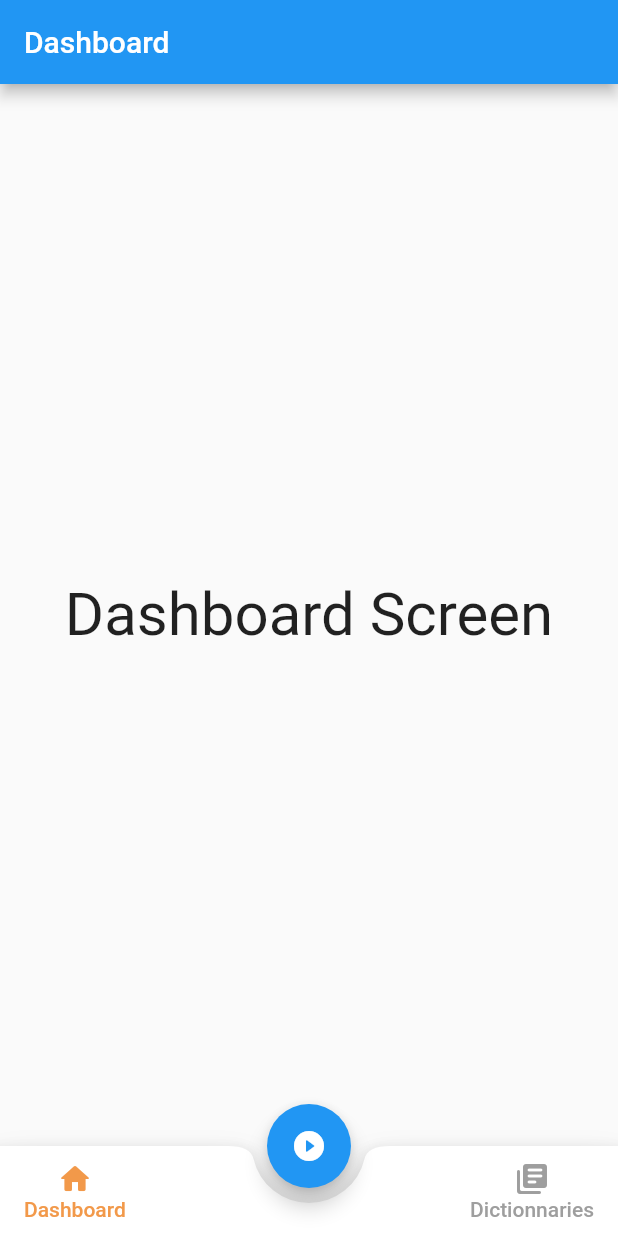
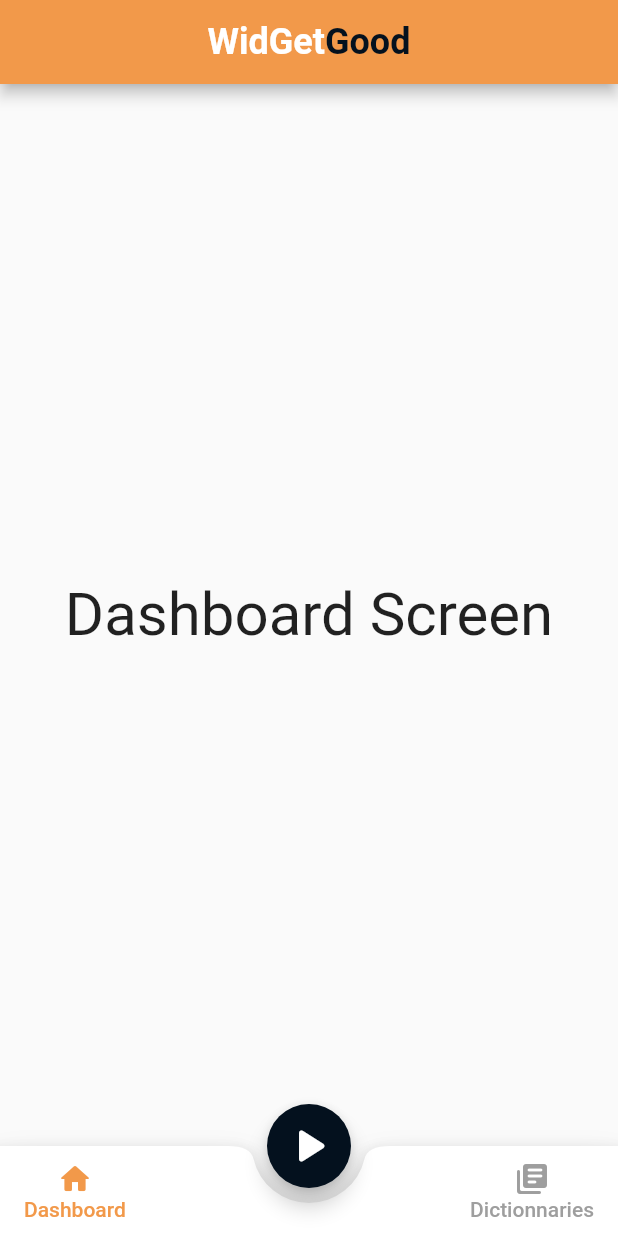
Before and after one commit to LargeWaffle/WidGetGood, a Flutter app: the screen it shows after launch, on a phone screen of 412 x 824 dp. Run offline on Flutter 3.47's test engine with Material 2 defaults, Android fonts, the phone set to English and light mode, and no system bars.

Commit message:
merged custom title from experiment branch and updated RGB colors according to Figma prototype

```diff
--- a/app/lib/home.dart
+++ b/app/lib/home.dart
@@ -23,16 +23,48 @@ class _HomeState extends State<Home> {
   @override
   Widget build(BuildContext context) {
     return Scaffold(
+      appBar: AppBar(
+        title: Center(
+          child: RichText(
+              text: TextSpan(
+                text:'WidGet',
+                style: TextStyle(
+                  color: Colors.white,
+                  fontWeight: FontWeight.bold,
+                  fontSize: 24,
+                ),
+                children: [
+                  TextSpan(
+                    text: 'Good',
+                    style: TextStyle(
+                      color: Color.fromRGBO(4, 17, 30, 1),
+                      fontSize: 24,
+                    ),
+                  ),
+                ],
+              )
+          ),
+        ),
+        centerTitle: true,
+      ),
       body: PageStorage(
         child: currentScreen,
         bucket: bucket,
       ),
       floatingActionButton: FloatingActionButton(
+        backgroundColor: Color.fromRGBO(4, 17, 30, 1),
         child: Icon(
-            Icons.play_circle_filled_rounded,
+            Icons.play_arrow_rounded,
+          size: 40,
+          color: Colors.white,
         ),
 
-        onPressed: () {},
+        onPressed: () {
+          setState(() {
+            currentScreen = Play();
+            currentTab = 1;
+          });
+        },
       ),
       floatingActionButtonLocation: FloatingActionButtonLocation.centerDocked,
       bottomNavigationBar: BottomAppBar(
--- a/app/lib/main.dart
+++ b/app/lib/main.dart
@@ -6,14 +6,15 @@ void main() {
 }
 
 class MyApp extends StatelessWidget {
+
   // This widget is the root of your application.
   @override
   Widget build(BuildContext context) {
     return MaterialApp(
       debugShowCheckedModeBanner: false,
-      title: 'Flutter Demo',
+      title: 'WidGetGood',
       theme: ThemeData(
-        primarySwatch: Colors.blue,
+        primaryColor: Color(0xFFF2994A),
         visualDensity: VisualDensity.adaptivePlatformDensity,
       ),
       home: Home(),
--- a/app/lib/page/dashboard.dart
+++ b/app/lib/page/dashboard.dart
@@ -9,7 +9,6 @@ class _Dashboard extends State<Dashboard> {
   @override
   Widget build(BuildContext context) {
     return Scaffold(
-      appBar: AppBar(title: Text('Dashboard')),
       body: Center(
         child: Text('Dashboard Screen', style: TextStyle(fontSize:40)),
       ),
--- a/app/lib/page/dictionnaries.dart
+++ b/app/lib/page/dictionnaries.dart
@@ -9,7 +9,6 @@ class _DicoState extends State<Dico> {
   @override
   Widget build(BuildContext context) {
     return Scaffold(
-        appBar: AppBar(title: Text('Dictionnaries')),
         body: Center(
           child: Text('Dictionnaries Screen', style: TextStyle(fontSize:40)),
       ),
--- a/app/lib/page/play.dart
+++ b/app/lib/page/play.dart
@@ -9,7 +9,6 @@ class _PlayState extends State<Play> {
   @override
   Widget build(BuildContext context) {
     return Scaffold(
-      appBar: AppBar(title: Text('Play')),
       body: Center(
         child: Text('Play Screen', style: TextStyle(fontSize:40)),
       ),
```
